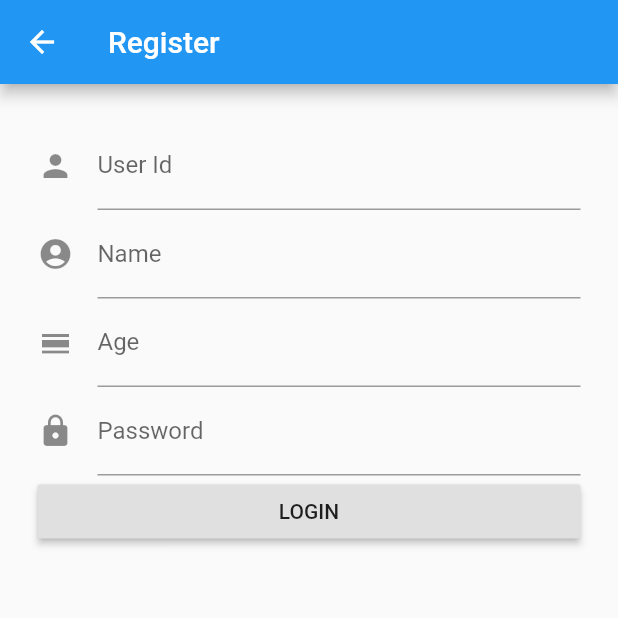
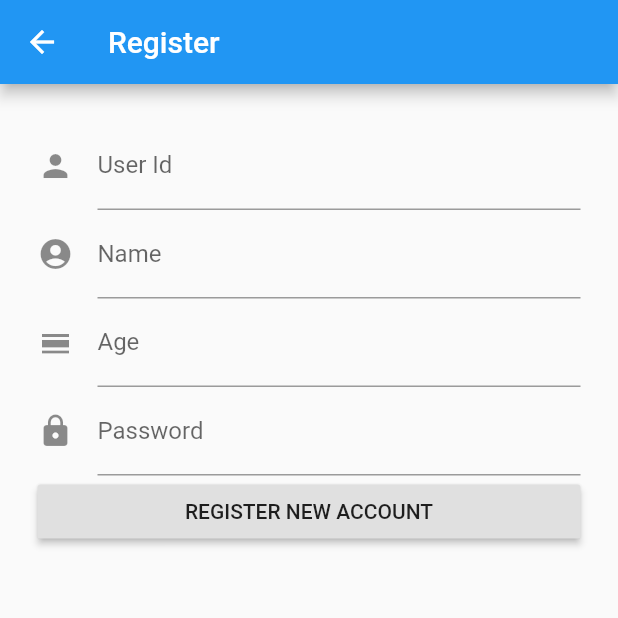
Before and after one commit to naive555/mobilefinal2, a Flutter app: the RegisterScreen screen opened by its route, on a phone screen of 412 x 824 dp, the top half of it. Run offline on Flutter 3.47's test engine with Material 2 defaults, Android fonts, the phone set to English and light mode, and no system bars; our stand-ins replace sqflite, toast; accounts and stored records are empty.

Commit message:
Fix bug.

```diff
--- a/lib/Screens/register_screen.dart
+++ b/lib/Screens/register_screen.dart
@@ -109,7 +109,7 @@ class RegisterState extends State<RegisterScreen> {
               }
             ),
             RaisedButton(
-              child: Text('Login'.toUpperCase()),
+              child: Text('Register New Account'.toUpperCase()),
               onPressed: () async {
                 await acc.open("user.db");
                 Future<List<Account>> allAcc = acc.getAllUser();
```
